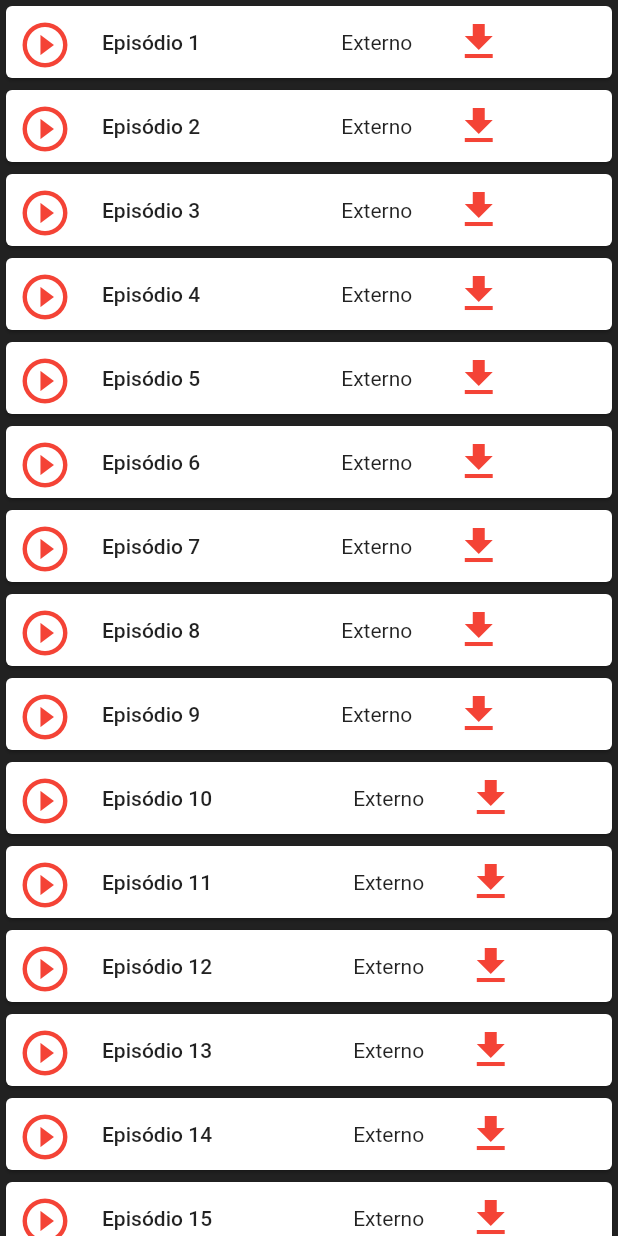
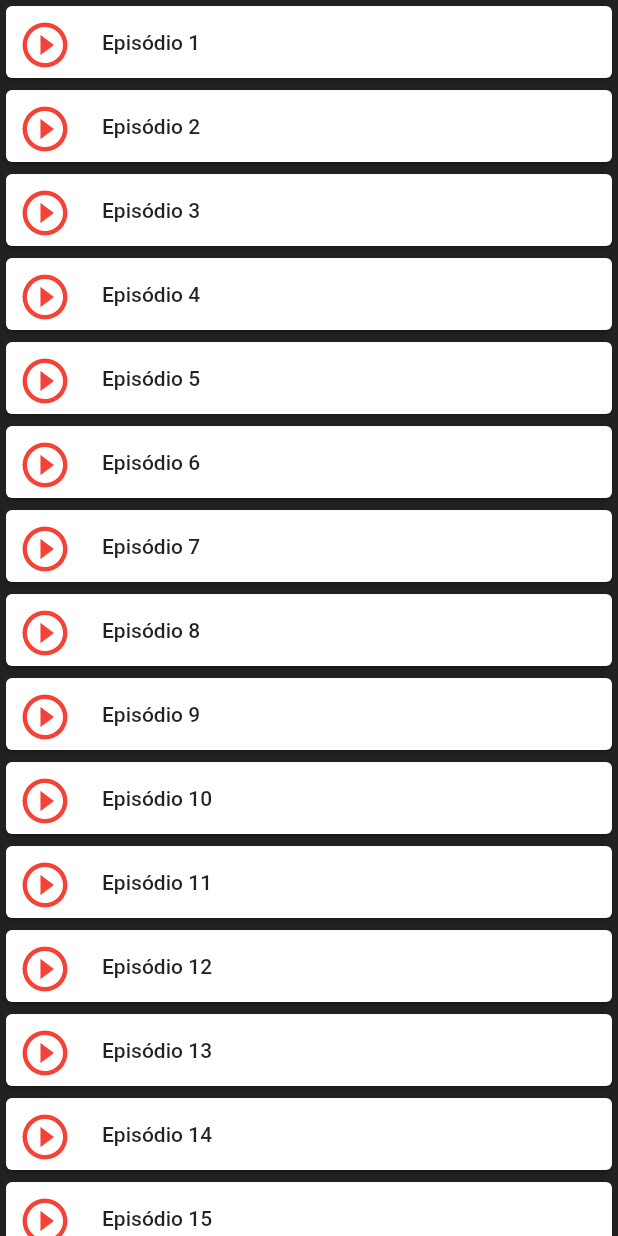
Before and after one commit to fuedgabriel/animese-2.0, a Flutter app: the CardPlayer widget shown alone on an empty page, opened directly, on a phone screen of 412 x 824 dp. Run offline on Flutter 3.47's test engine with Material 2 defaults, Android fonts, the phone set to English and light mode, and no system bars; our stand-ins replace auto_size_text, cached_network_image, rxdart, shared_preferences, video_player, wakelock; missing offline and left inert: firebase_admob, video_box; accounts and stored records are empty; network calls fail; Roboto replaces fonts that are missing (Georgia).

Commit message:
Add files via upload

```diff
--- a/lib/main.dart
+++ b/lib/main.dart
@@ -35,6 +35,7 @@ class MyApp extends StatelessWidget {
         '/Category': (BuildContext context) => Category(),
       },
 
+
       home: HomePage(),
 
     );
--- a/lib/screens/Home/HomePage.dart
+++ b/lib/screens/Home/HomePage.dart
@@ -177,9 +177,9 @@ class _HomePage extends State<HomePage> {
           Padding(padding: EdgeInsets.only(bottom: 10)),
           ContentScroll(images: maisAssistidos, title: 'Mais assistidos', imageWidth: MediaQuery.of(context).size.width*0.41, imageHeight: MediaQuery.of(context).size.height*0.36, type: 'Animes',),
           ContentScroll(images: lancamento, title: 'Lançamentos', imageWidth: MediaQuery.of(context).size.width*0.41, imageHeight: MediaQuery.of(context).size.height*0.36, type: 'Animes',),
+          ContentScroll(images: ultimosAtualizados, title: 'Últimos atualizados', imageWidth: MediaQuery.of(context).size.width*0.41, imageHeight: MediaQuery.of(context).size.height*0.36, type: 'Animes',),
           ContentScroll(images: recentes, title: 'Recentes', imageWidth: MediaQuery.of(context).size.width*0.41, imageHeight: MediaQuery.of(context).size.height*0.36, type: 'Animes',),
           ContenScrollFavorite(anime: anime, favorite: favorite, Title: 'Favoritos', imageWidth: MediaQuery.of(context).size.width*0.41,imageHeight: MediaQuery.of(context).size.height*0.36,),
-          ContentScroll(images: ultimosAtualizados, title: 'Últimos atualizados', imageWidth: MediaQuery.of(context).size.width*0.41, imageHeight: MediaQuery.of(context).size.height*0.36, type: 'Animes',),
           ContentScroll(images: ultimosFilmes, title: 'Últimos Filmes', imageWidth: MediaQuery.of(context).size.width*0.41, imageHeight: MediaQuery.of(context).size.height*0.36, type: 'Filmes',),
           ContentScroll(images: ultimosOvas, title: 'Últimos Ovas', imageWidth: MediaQuery.of(context).size.width*0.41, imageHeight: MediaQuery.of(context).size.height*0.36, type: 'Ovas',),
         ],
--- a/lib/screens/Player/widget/CardEpisode.dart
+++ b/lib/screens/Player/widget/CardEpisode.dart
@@ -9,9 +9,7 @@ import 'package:shared_preferences/shared_preferences.dart';
 //Player
 import 'package:video_box/video.controller.dart';
 import 'package:video_player/video_player.dart';
-
-import 'package:rxdart/subjects.dart';
-
+//Download
 
 
 
@@ -116,10 +114,11 @@ class CardPlayer  extends StatelessWidget{
           }
           return Card(
             color: cardColor,
-            child: Row(
+            child: Stack(
+              children: <Widget>[
+                Row(
                   crossAxisAlignment: CrossAxisAlignment.center,
                   mainAxisAlignment: MainAxisAlignment.start,
-              mainAxisSize: MainAxisSize.max,
                   children: <Widget>[
                     IconButton(
                       icon: Icon(Icons.play_circle_outline, color: Colors.red,size: 36,),
@@ -130,25 +129,11 @@ class CardPlayer  extends StatelessWidget{
                       onPressed: (){_launchURL(false, (index+1));},
                       child: Text('Episódio '+(index+1).toString()),
                     ),
-
-                Padding(padding: EdgeInsets.only(right: MediaQuery.of(context).size.height*0.07)),
-                FlatButton(
-                  child: Text('Externo',
-                    style: TextStyle(
-                        fontWeight: FontWeight.w400
+                  ],
                 ),
-                  ),
-                  onPressed: (){
-//                    _launchURL(true, (index+1));
-                  },
-                ),
-                IconButton(
-                  icon: Icon(Icons.file_download, color: Colors.red,size: 32,),
-                  color: Colors.black26,
-                  onPressed: (){
-//                    print(epState);
-                  },
-                ),
+                Row(
+                  mainAxisAlignment: MainAxisAlignment.end,
+                  children: <Widget>[
                     IconButton(
                       icon: Icon(visibility, color: Colors.red,size: 32,),
                       color: Colors.black26,
@@ -161,11 +146,67 @@ class CardPlayer  extends StatelessWidget{
                       },
                     ),
                   ],
+                )
+
+//                FlatButton(
+//                  child: Text('Externo',
+//                    style: TextStyle(
+//                        fontWeight: FontWeight.w400
+//                    ),
+//                  ),
+//                  onPressed: (){
+////                    _launchURL(true, (index+1));
+//                  },
+//                ),
+//                IconButton(
+//                  icon: Icon(Icons.file_download, color: Colors.red,size: 32,),
+//                  color: Colors.black26,
+//                  onPressed: (){
+//                    String mp4;
+//                    ANIMES.Ep(id, (index+1), lanuage).then((response){
+//                      final episodesVal ep = episodesVal.fromJson(json.decode(response.body)['eps']['eps'][0]);
+//                      if(ep.linkHd == true){
+//                        ANIMES.PlayerUrl(ep.id, 'HD').then((response) async{
+//                          final PPlay url = PPlay.fromJson(jsonDecode(response.body));
+//                          mp4 = url.requestedMP4.url;
+//                          print(mp4);
+//                          print('Download HD');
+//                          print('episódio');
+//                          print(index+1);
+//                          _saveViews(index+1);
+//
+//                        });
+//                      }
+//                      else if(ep.linkSd == true){
+//                        ANIMES.PlayerUrl(ep.id, 'SD').then((response) async{
+//                          final PPlay url = PPlay.fromJson(jsonDecode(response.body));
+//                          mp4 = url.requestedMP4.url;
+//                          print(mp4);
+//                          print('Download SD');
+//                        });
+//                      }
+//                      else if(ep.linkBg == true){
+//                        ANIMES.PlayerUrl(ep.id, 'BG').then((response) async{
+//                          final PPlay url = PPlay.fromJson(jsonDecode(response.body));
+//                          mp4 = url.requestedMP4.url;
+//                          print(mp4);
+//                          print('Download BG');
+//                        });
+//                      }
+//
+//                    });
+//
+//
+//
+////                    print(epState);
+//                  },
+//                ),
+
+              ],
             ),
           );
         },
       ),
     );
-
   }
 }
```
Also changed, not shown: lib/screens/Home/widget/Scroll_vertical.dart (+0 -14 lines), lib/screens/Player/Player.dart (+10 -4 lines), lib/screens/Player/PlayerMovieOva.dart (+16 -24 lines), pubspec.yaml (+7 -0 lines), pubspec.lock, 1 other file. Lines whose indentation alone changed are shown as unchanged.
